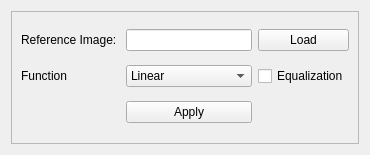
Qt form histogramspecification.ui (alephshahor/Pinzo) before a commit.
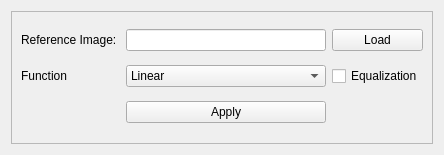
The same form after that commit.

```diff
--- a/histogramspecification.ui
+++ b/histogramspecification.ui
@@ -6,7 +6,7 @@
    <rect>
     <x>0</x>
     <y>0</y>
-    <width>370</width>
+    <width>444</width>
     <height>155</height>
    </rect>
   </property>
@@ -40,7 +40,11 @@
        </widget>
       </item>
       <item row="0" column="1">
-       <widget class="QLineEdit" name="refImgName"/>
+       <widget class="QLineEdit" name="refImgName">
+        <property name="readOnly">
+         <bool>true</bool>
+        </property>
+       </widget>
       </item>
       <item row="0" column="0">
        <widget class="QLabel" name="refImgLabel">
```
